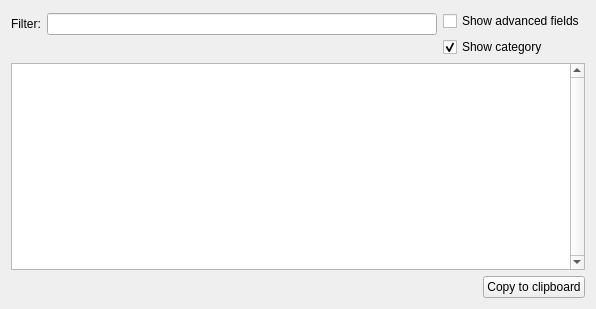
MITK/MITK, file BlueBerry/Bundles/org.blueberry.ui.qt.log/src/internal/berryQtLogView.ui: the form before one commit.
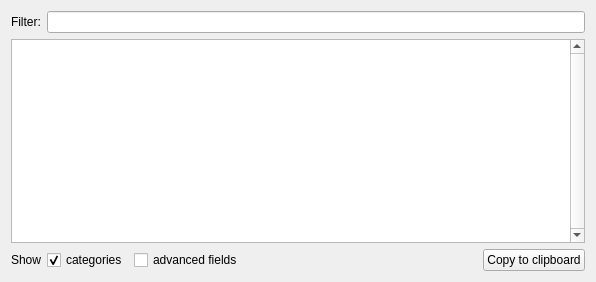
The form after the commit.

Commit message: improved graphical layout of UI

```diff
--- a/BlueBerry/Bundles/org.blueberry.ui.qt.log/src/internal/berryQtLogView.ui
+++ b/BlueBerry/Bundles/org.blueberry.ui.qt.log/src/internal/berryQtLogView.ui
@@ -7,7 +7,7 @@
     <x>0</x>
     <y>0</y>
     <width>596</width>
-    <height>309</height>
+    <height>282</height>
    </rect>
   </property>
   <property name="sizePolicy">
@@ -19,11 +19,7 @@
   <property name="windowTitle">
    <string>QtLogView</string>
   </property>
-  <layout class="QVBoxLayout" name="verticalLayout_3">
-   <item>
-    <layout class="QHBoxLayout" name="horizontalLayout_3">
-     <item>
-      <layout class="QVBoxLayout" name="verticalLayout_2">
+  <layout class="QVBoxLayout" name="verticalLayout">
        <item>
         <layout class="QHBoxLayout" name="horizontalLayout_2">
          <item>
@@ -45,50 +41,6 @@
         </layout>
        </item>
        <item>
-        <spacer name="verticalSpacer">
-         <property name="orientation">
-          <enum>Qt::Vertical</enum>
-         </property>
-         <property name="sizeType">
-          <enum>QSizePolicy::Fixed</enum>
-         </property>
-         <property name="sizeHint" stdset="0">
-          <size>
-           <width>20</width>
-           <height>20</height>
-          </size>
-         </property>
-        </spacer>
-       </item>
-      </layout>
-     </item>
-     <item>
-      <layout class="QVBoxLayout" name="verticalLayout">
-       <item>
-        <widget class="QCheckBox" name="ShowAdvancedFields">
-         <property name="text">
-          <string>Show advanced fields</string>
-         </property>
-         <property name="checked">
-          <bool>false</bool>
-         </property>
-        </widget>
-       </item>
-       <item>
-        <widget class="QCheckBox" name="ShowCategory">
-         <property name="text">
-          <string>Show category</string>
-         </property>
-         <property name="checked">
-          <bool>true</bool>
-         </property>
-        </widget>
-       </item>
-      </layout>
-     </item>
-    </layout>
-   </item>
-   <item>
     <widget class="QTableView" name="tableView">
      <property name="sizePolicy">
       <sizepolicy hsizetype="Expanding" vsizetype="Expanding">
@@ -168,6 +120,33 @@
    </item>
    <item>
     <layout class="QHBoxLayout" name="horizontalLayout">
+     <item>
+      <widget class="QLabel" name="label">
+       <property name="text">
+        <string>Show</string>
+       </property>
+      </widget>
+     </item>
+     <item>
+      <widget class="QCheckBox" name="ShowCategory">
+       <property name="text">
+        <string>categories</string>
+       </property>
+       <property name="checked">
+        <bool>true</bool>
+       </property>
+      </widget>
+     </item>
+     <item>
+      <widget class="QCheckBox" name="ShowAdvancedFields">
+       <property name="text">
+        <string>advanced fields</string>
+       </property>
+       <property name="checked">
+        <bool>false</bool>
+       </property>
+      </widget>
+     </item>
      <item>
       <spacer name="horizontalSpacer">
        <property name="orientation">
```
Lines whose indentation alone changed are shown as unchanged.
